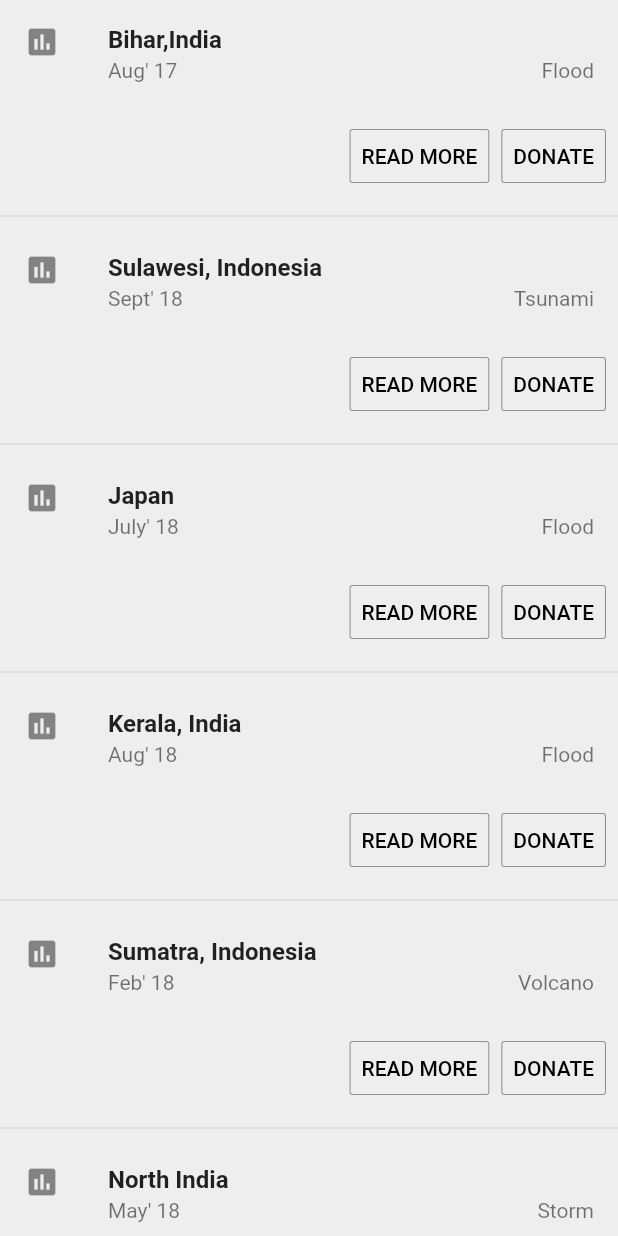
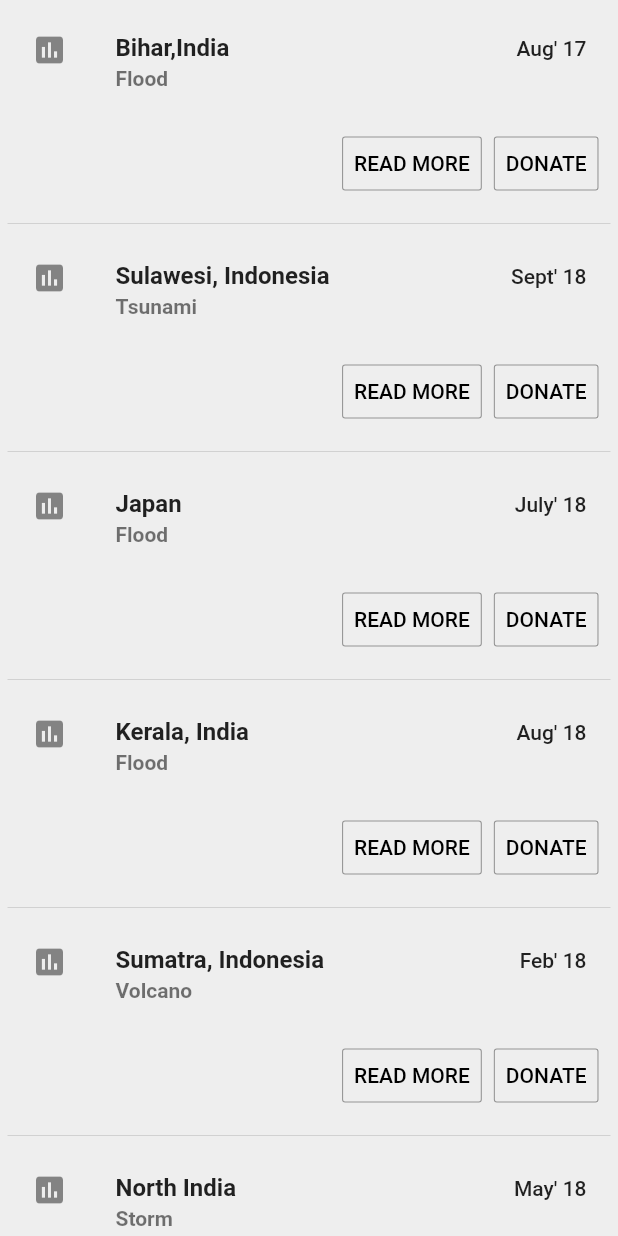
Before and after one commit to MananSoni42/CodeFunDo, a Flutter app: the DonateWidget widget shown alone on an empty page, opened directly, on a phone screen of 412 x 824 dp. Run offline on Flutter 3.47's test engine with Material 2 defaults, Android fonts, the phone set to English and light mode, and no system bars; our stand-ins replace firebase_auth, firebase_messaging, google_sign_in; missing offline and left inert: map_view; accounts and stored records are empty.

Commit message:
Donation: Change position of elements

```diff
--- a/catastrofree_app/lib/donateScreen.dart
+++ b/catastrofree_app/lib/donateScreen.dart
@@ -159,12 +159,14 @@ class DonateWidget extends StatelessWidget {
       children: <Widget>[
         ListTile(
             leading: Icon(Icons.assessment),
-            title: Text(
-              map['place'],
-              style: TextStyle(fontWeight: FontWeight.bold),
+            title: Row(
+              children: [
+                Expanded(child: Text(map['place'], style: TextStyle(fontSize: 16.0, fontWeight: FontWeight.bold))),
+                Text(date, style: TextStyle(fontSize: 14.0, fontWeight: FontWeight.w500))
+              ]
             ),
             subtitle: Row(
-                children: [Expanded(child: Text(date)), Text(map["type"])])),
+                children: [Expanded(child: Text(map["type"], style: TextStyle(fontWeight: FontWeight.bold)))])),
         ButtonTheme.bar(
           child: ButtonBar(
             children: <Widget>[
@@ -185,7 +187,7 @@ class DonateWidget extends StatelessWidget {
   @override
   Widget build(BuildContext context) {
     return ListView(
-      children: buildFromJson(sampleJsonString),
+      children: [Container(child: Column(children: buildFromJson(sampleJsonString)), margin: EdgeInsets.all(5.0))],
     );
   }
 }
```
